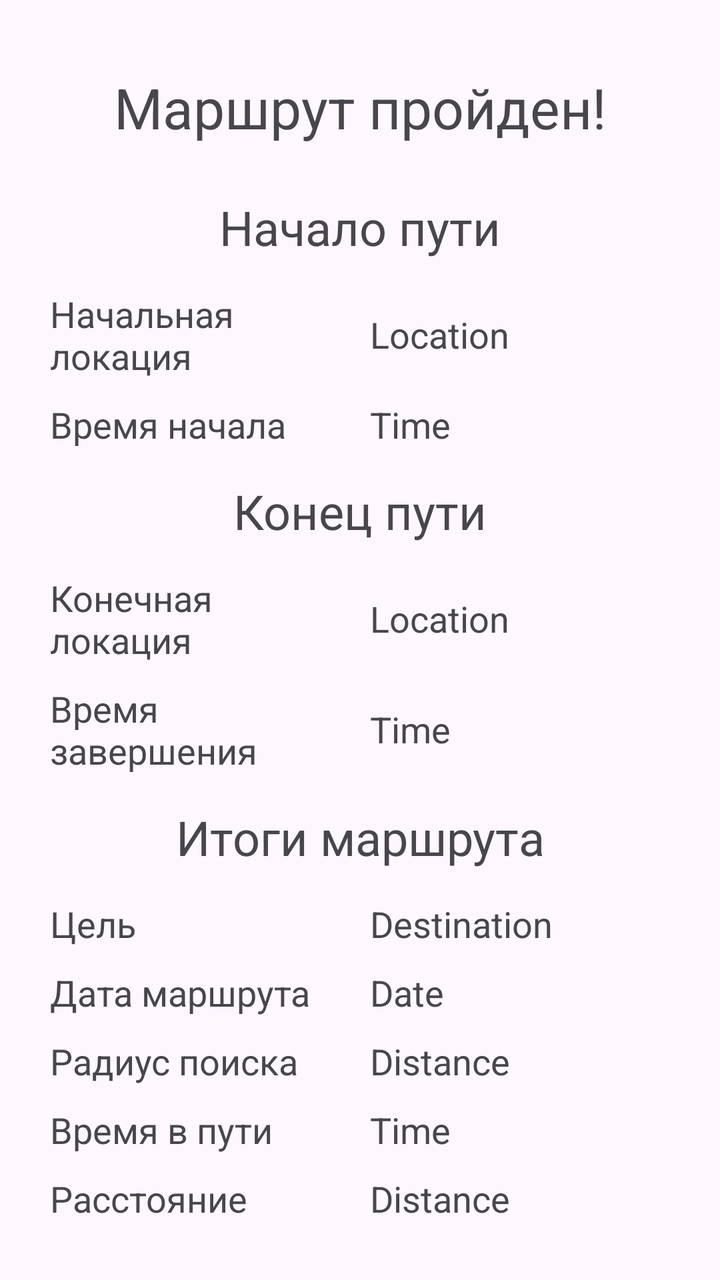
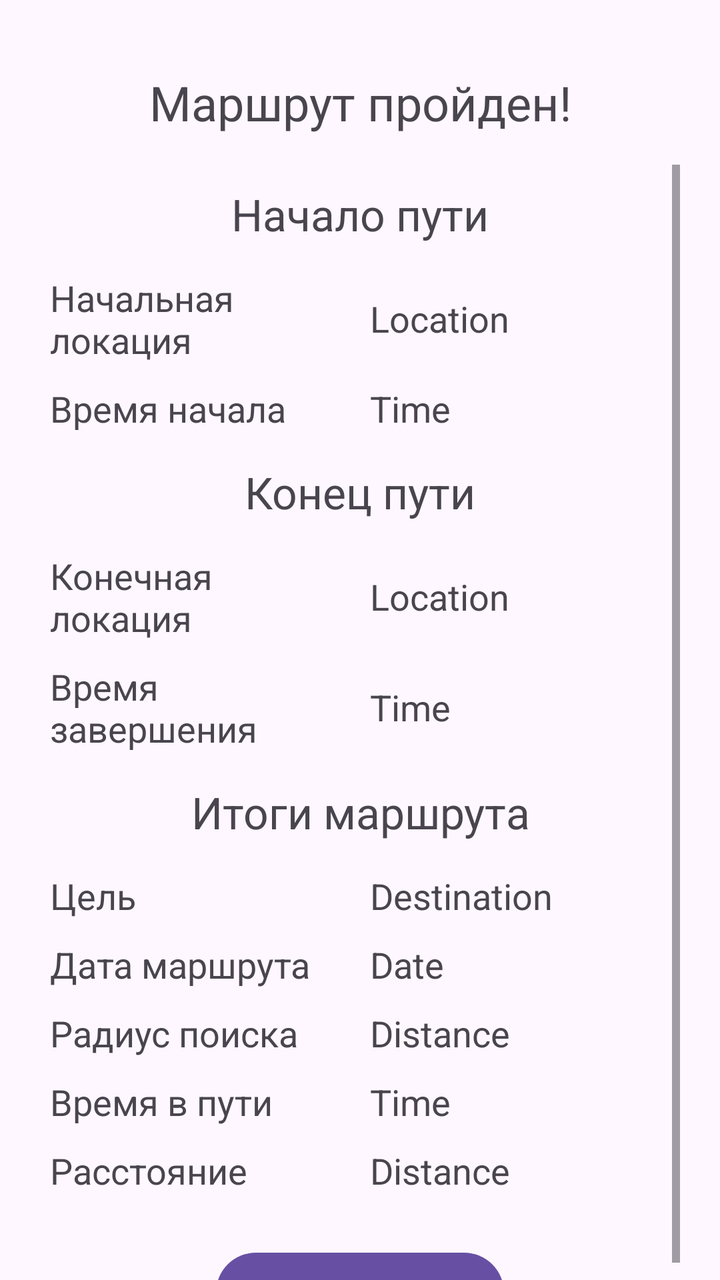

Two renders of the same Android screen: before a commit and after it. Below are the layout's source before the change and the commit's diff.
<!-- AndroidManifest.xml: application theme Base.Theme.TestMapKit -->
<!-- res/layout/fragment_finish.xml -->
<?xml version="1.0" encoding="utf-8"?>
<androidx.constraintlayout.widget.ConstraintLayout xmlns:android="http://schemas.android.com/apk/res/android"
    xmlns:tools="http://schemas.android.com/tools"
    android:layout_width="match_parent"
    android:layout_height="match_parent"
    xmlns:app="http://schemas.android.com/apk/res-auto"
    tools:context=".fragments.location.FinishFragment">

    <LinearLayout
        android:id="@+id/ll_finish"
        android:layout_width="match_parent"
        android:layout_height="wrap_content"
        app:layout_constraintStart_toStartOf="parent"
        app:layout_constraintEnd_toEndOf="parent"
        app:layout_constraintTop_toTopOf="parent"
        android:orientation="vertical"
        android:layout_margin="20dp"
        >

        <TextView
            android:id="@+id/tv_finish_main"
            android:layout_width="match_parent"
            android:layout_height="wrap_content"
            android:text="Маршрут пройден!"
            android:gravity="center"
            android:layout_margin="15dp"
            android:textSize="@dimen/text_title_extra"/>

        <TextView
            android:layout_width="match_parent"
            android:layout_height="wrap_content"
            android:layout_margin="10dp"
            android:textSize="@dimen/text_title"
            android:text="Начало пути"
            android:gravity="center"/>

        <LinearLayout
            android:layout_width="match_parent"
            android:layout_height="wrap_content"
            android:orientation="horizontal">

            <TextView
                android:layout_width="@dimen/text_view_width_extra"
                android:layout_height="wrap_content"
                android:layout_margin="5dp"
                android:gravity="center_vertical"
                android:text="Начальная локация"
                android:textSize="@dimen/text_normal" />

            <TextView
                android:id="@+id/tv_finish_route_start_location"
                android:layout_width="match_parent"
                android:layout_height="wrap_content"
                android:layout_margin="5dp"
                android:layout_gravity="center"
                android:textSize="@dimen/text_normal"
                android:text="Location" />

        </LinearLayout>

        <LinearLayout
            android:layout_width="match_parent"
            android:layout_height="wrap_content"
            android:orientation="horizontal">

            <TextView
                android:layout_width="@dimen/text_view_width_extra"
                android:layout_height="wrap_content"
                android:layout_margin="5dp"
                android:textSize="@dimen/text_normal"
                android:text="Время начала"
                android:gravity="center_vertical"/>

            <TextView
                android:id="@+id/tv_finish_route_start_time"
                android:layout_width="match_parent"
                android:layout_height="wrap_content"
                android:layout_margin="5dp"
                android:layout_gravity="center"
                android:textSize="@dimen/text_normal"
                android:text="Time" />

        </LinearLayout>

        <TextView
            android:layout_width="match_parent"
            android:layout_height="wrap_content"
            android:layout_margin="10dp"
            android:textSize="@dimen/text_title"
            android:text="Конец пути"
            android:gravity="center"/>

        <LinearLayout
            android:layout_width="match_parent"
            android:layout_height="wrap_content"
            android:orientation="horizontal">

            <TextView
                android:layout_width="@dimen/text_view_width_extra"
                android:layout_height="wrap_content"
                android:layout_margin="5dp"
                android:textSize="@dimen/text_normal"
                android:text="Конечная локация"
                android:gravity="center_vertical"/>

            <TextView
                android:id="@+id/tv_finish_route_finish_location"
                android:layout_width="match_parent"
                android:layout_height="wrap_content"
                android:layout_margin="5dp"
                android:layout_gravity="center"
                android:textSize="@dimen/text_normal"
                android:text="Location" />

        </LinearLayout>

        <LinearLayout
            android:layout_width="match_parent"
            android:layout_height="wrap_content"
            android:orientation="horizontal">

            <TextView
                android:layout_width="@dimen/text_view_width_extra"
                android:layout_height="wrap_content"
                android:layout_margin="5dp"
                android:textSize="@dimen/text_normal"
                android:text="Время завершения"
                android:gravity="center_vertical"/>

            <TextView
                android:id="@+id/tv_finish_route_finish_time"
                android:layout_width="match_parent"
                android:layout_height="wrap_content"
                android:layout_margin="5dp"
                android:layout_gravity="center"
                android:textSize="@dimen/text_normal"
                android:text="Time" />

        </LinearLayout>


        <TextView
            android:layout_width="match_parent"
            android:layout_height="wrap_content"
            android:layout_margin="10dp"
            android:textSize="@dimen/text_title"
            android:text="Итоги маршрута"
            android:gravity="center"/>

        <LinearLayout
            android:layout_width="match_parent"
            android:layout_height="wrap_content"
            android:orientation="horizontal">

            <TextView
                android:layout_width="@dimen/text_view_width_extra"
                android:layout_height="wrap_content"
                android:layout_margin="5dp"
                android:textSize="@dimen/text_normal"
                android:text="Цель"
                android:gravity="center_vertical"/>

            <TextView
                android:id="@+id/tv_finish_route_destination"
                android:layout_width="match_parent"
                android:layout_height="wrap_content"
                android:layout_margin="5dp"
                android:layout_gravity="center"
                android:textSize="@dimen/text_normal"
                android:text="Destination" />
        </LinearLayout>

        <LinearLayout
            android:layout_width="match_parent"
            android:layout_height="wrap_content"
            android:orientation="horizontal">

            <TextView
                android:layout_width="@dimen/text_view_width_extra"
                android:layout_height="wrap_content"
                android:layout_margin="5dp"
                android:textSize="@dimen/text_normal"
                android:text="Дата маршрута"
                android:gravity="center_vertical"/>

            <TextView
                android:id="@+id/tv_finish_route_date"
                android:layout_width="match_parent"
                android:layout_height="wrap_content"
                android:layout_margin="5dp"
                android:layout_gravity="center"
                android:textSize="@dimen/text_normal"
                android:text="Date" />

        </LinearLayout>

        <LinearLayout
            android:layout_width="match_parent"
            android:layout_height="wrap_content"
            android:orientation="horizontal">

            <TextView
                android:layout_width="@dimen/text_view_width_extra"
                android:layout_height="wrap_content"
                android:layout_margin="5dp"
                android:textSize="@dimen/text_normal"
                android:text="Радиус поиска"
                android:gravity="center_vertical"/>

            <TextView
                android:id="@+id/tv_finish_route_radius"
                android:layout_width="match_parent"
                android:layout_height="wrap_content"
                android:layout_margin="5dp"
                android:layout_gravity="center"
                android:textSize="@dimen/text_normal"
                android:text="Distance" />

        </LinearLayout>

        <LinearLayout
            android:layout_width="match_parent"
            android:layout_height="wrap_content"
            android:orientation="horizontal">

            <TextView
                android:layout_width="@dimen/text_view_width_extra"
                android:layout_height="wrap_content"
                android:layout_margin="5dp"
                android:textSize="@dimen/text_normal"
                android:text="Время в пути"
                android:gravity="center_vertical"/>

            <TextView
                android:id="@+id/tv_finish_route_time"
                android:layout_width="match_parent"
                android:layout_height="wrap_content"
                android:layout_margin="5dp"
                android:layout_gravity="center"
                android:textSize="@dimen/text_normal"
                android:text="Time" />

        </LinearLayout>


        <LinearLayout
            android:layout_width="match_parent"
            android:layout_height="wrap_content"
            android:orientation="horizontal">

            <TextView
                android:layout_width="@dimen/text_view_width_extra"
                android:layout_height="wrap_content"
                android:layout_margin="5dp"
                android:textSize="@dimen/text_normal"
                android:text="Расстояние"
                android:gravity="center_vertical"/>

            <TextView
                android:id="@+id/tv_finish_route_distance"
                android:layout_width="match_parent"
                android:layout_height="wrap_content"
                android:layout_margin="5dp"
                android:layout_gravity="center"
                android:textSize="@dimen/text_normal"
                android:text="Distance" />

        </LinearLayout>
    </LinearLayout>

    <Button
        android:id="@+id/btn_finish"
        android:layout_width="wrap_content"
        android:layout_height="wrap_content"
        android:layout_margin="20dp"
        android:text="Завершить"
        android:textSize="@dimen/text_normal"
        app:layout_constraintStart_toStartOf="parent"
        app:layout_constraintEnd_toEndOf="parent"
        app:layout_constraintTop_toBottomOf="@id/ll_finish"/>

    <ProgressBar
        android:id="@+id/pb_finish"
        android:layout_width="wrap_content"
        android:layout_height="wrap_content"
        android:layout_gravity="center"
        android:visibility="gone"
        app:layout_constraintBottom_toBottomOf="parent"
        app:layout_constraintEnd_toEndOf="parent"
        app:layout_constraintStart_toStartOf="parent"
        app:layout_constraintTop_toTopOf="parent" />


</androidx.constraintlayout.widget.ConstraintLayout>
<!-- resources referenced by this layout -->
<resources>
  <dimen name="text_normal">18sp</dimen>
  <dimen name="text_title">24sp</dimen>
  <dimen name="text_title_extra">28sp</dimen>
  <dimen name="text_view_width_extra">150dp</dimen>
  <style name="Base.Theme.TestMapKit" parent="Theme.Material3.DayNight.NoActionBar">
  
      </style>
</resources>

<!-- the commit's change to res/layout/fragment_finish.xml (unified diff, before → after) -->
@@ -26,258 +26,270 @@
             android:layout_margin="15dp"
             android:textSize="@dimen/text_title_extra"/>
 
-        <TextView
+        <ScrollView
             android:layout_width="match_parent"
-            android:layout_height="wrap_content"
-            android:layout_margin="10dp"
-            android:textSize="@dimen/text_title"
-            android:text="Начало пути"
-            android:gravity="center"/>
-
-        <LinearLayout
-            android:layout_width="match_parent"
-            android:layout_height="wrap_content"
-            android:orientation="horizontal">
-
-            <TextView
-                android:layout_width="@dimen/text_view_width_extra"
-                android:layout_height="wrap_content"
-                android:layout_margin="5dp"
-                android:gravity="center_vertical"
-                android:text="Начальная локация"
-                android:textSize="@dimen/text_normal" />
-
-            <TextView
-                android:id="@+id/tv_finish_route_start_location"
+            android:layout_height="wrap_content">
+            <LinearLayout
                 android:layout_width="match_parent"
                 android:layout_height="wrap_content"
-                android:layout_margin="5dp"
-                android:layout_gravity="center"
-                android:textSize="@dimen/text_normal"
-                android:text="Location" />
-
-        </LinearLayout>
-
-        <LinearLayout
-            android:layout_width="match_parent"
-            android:layout_height="wrap_content"
-            android:orientation="horizontal">
-
-            <TextView
-                android:layout_width="@dimen/text_view_width_extra"
-                android:layout_height="wrap_content"
-                android:layout_margin="5dp"
-                android:textSize="@dimen/text_normal"
-                android:text="Время начала"
-                android:gravity="center_vertical"/>
-
-            <TextView
-                android:id="@+id/tv_finish_route_start_time"
-                android:layout_width="match_parent"
-                android:layout_height="wrap_content"
-                android:layout_margin="5dp"
-                android:layout_gravity="center"
-                android:textSize="@dimen/text_normal"
-                android:text="Time" />
-
-        </LinearLayout>
-
-        <TextView
-            android:layout_width="match_parent"
-            android:layout_height="wrap_content"
-            android:layout_margin="10dp"
-            android:textSize="@dimen/text_title"
-            android:text="Конец пути"
-            android:gravity="center"/>
-
-        <LinearLayout
-            android:layout_width="match_parent"
-            android:layout_height="wrap_content"
-            android:orientation="horizontal">
-
-            <TextView
-                android:layout_width="@dimen/text_view_width_extra"
-                android:layout_height="wrap_content"
-                android:layout_margin="5dp"
-                android:textSize="@dimen/text_normal"
-                android:text="Конечная локация"
-                android:gravity="center_vertical"/>
-
-            <TextView
-                android:id="@+id/tv_finish_route_finish_location"
-                android:layout_width="match_parent"
-                android:layout_height="wrap_content"
-                android:layout_margin="5dp"
-                android:layout_gravity="center"
-                android:textSize="@dimen/text_normal"
-                android:text="Location" />
-
-        </LinearLayout>
-
-        <LinearLayout
-            android:layout_width="match_parent"
-            android:layout_height="wrap_content"
-            android:orientation="horizontal">
-
-            <TextView
-                android:layout_width="@dimen/text_view_width_extra"
-                android:layout_height="wrap_content"
-                android:layout_margin="5dp"
-                android:textSize="@dimen/text_normal"
-                android:text="Время завершения"
-                android:gravity="center_vertical"/>
-
-            <TextView
-                android:id="@+id/tv_finish_route_finish_time"
-                android:layout_width="match_parent"
-                android:layout_height="wrap_content"
-                android:layout_margin="5dp"
-                android:layout_gravity="center"
-                android:textSize="@dimen/text_normal"
-                android:text="Time" />
-
-        </LinearLayout>
-
-
-        <TextView
-            android:layout_width="match_parent"
-            android:layout_height="wrap_content"
-            android:layout_margin="10dp"
-            android:textSize="@dimen/text_title"
-            android:text="Итоги маршрута"
-            android:gravity="center"/>
-
-        <LinearLayout
-            android:layout_width="match_parent"
-            android:layout_height="wrap_content"
-            android:orientation="horizontal">
-
-            <TextView
-                android:layout_width="@dimen/text_view_width_extra"
-                android:layout_height="wrap_content"
-                android:layout_margin="5dp"
-                android:textSize="@dimen/text_normal"
-                android:text="Цель"
-                android:gravity="center_vertical"/>
-
-            <TextView
-                android:id="@+id/tv_finish_route_destination"
-                android:layout_width="match_parent"
-                android:layout_height="wrap_content"
-                android:layout_margin="5dp"
-                android:layout_gravity="center"
-                android:textSize="@dimen/text_normal"
-                android:text="Destination" />
-        </LinearLayout>
-
-        <LinearLayout
-            android:layout_width="match_parent"
-            android:layout_height="wrap_content"
-            android:orientation="horizontal">
-
-            <TextView
-                android:layout_width="@dimen/text_view_width_extra"
-                android:layout_height="wrap_content"
-                android:layout_margin="5dp"
-                android:textSize="@dimen/text_normal"
-                android:text="Дата маршрута"
-                android:gravity="center_vertical"/>
-
-            <TextView
-                android:id="@+id/tv_finish_route_date"
-                android:layout_width="match_parent"
-                android:layout_height="wrap_content"
-                android:layout_margin="5dp"
-                android:layout_gravity="center"
-                android:textSize="@dimen/text_normal"
-                android:text="Date" />
-
-        </LinearLayout>
-
-        <LinearLayout
-            android:layout_width="match_parent"
-            android:layout_height="wrap_content"
-            android:orientation="horizontal">
-
-            <TextView
-                android:layout_width="@dimen/text_view_width_extra"
-                android:layout_height="wrap_content"
-                android:layout_margin="5dp"
-                android:textSize="@dimen/text_normal"
-                android:text="Радиус поиска"
-                android:gravity="center_vertical"/>
-
-            <TextView
-                android:id="@+id/tv_finish_route_radius"
-                android:layout_width="match_parent"
-                android:layout_height="wrap_content"
-                android:layout_margin="5dp"
-                android:layout_gravity="center"
-                android:textSize="@dimen/text_normal"
-                android:text="Distance" />
-
-        </LinearLayout>
-
-        <LinearLayout
-            android:layout_width="match_parent"
-            android:layout_height="wrap_content"
-            android:orientation="horizontal">
-
-            <TextView
-                android:layout_width="@dimen/text_view_width_extra"
-                android:layout_height="wrap_content"
-                android:layout_margin="5dp"
-                android:textSize="@dimen/text_normal"
-                android:text="Время в пути"
-                android:gravity="center_vertical"/>
-
-            <TextView
-                android:id="@+id/tv_finish_route_time"
-                android:layout_width="match_parent"
-                android:layout_height="wrap_content"
-                android:layout_margin="5dp"
-                android:layout_gravity="center"
-                android:textSize="@dimen/text_normal"
-                android:text="Time" />
-
-        </LinearLayout>
-
-
-        <LinearLayout
-            android:layout_width="match_parent"
-            android:layout_height="wrap_content"
-            android:orientation="horizontal">
-
-            <TextView
-                android:layout_width="@dimen/text_view_width_extra"
-                android:layout_height="wrap_content"
-                android:layout_margin="5dp"
-                android:textSize="@dimen/text_normal"
-                android:text="Расстояние"
-                android:gravity="center_vertical"/>
-
-            <TextView
-                android:id="@+id/tv_finish_route_distance"
-                android:layout_width="match_parent"
-                android:layout_height="wrap_content"
-                android:layout_margin="5dp"
-                android:layout_gravity="center"
-                android:textSize="@dimen/text_normal"
-                android:text="Distance" />
-
-        </LinearLayout>
+                android:orientation="vertical"
+                android:gravity="center">
+                <TextView
+                    android:layout_width="match_parent"
+                    android:layout_height="wrap_content"
+                    android:layout_margin="10dp"
+                    android:textSize="@dimen/text_title"
+                    android:text="Начало пути"
+                    android:gravity="center"/>
+
+                <LinearLayout
+                    android:layout_width="match_parent"
+                    android:layout_height="wrap_content"
+                    android:orientation="horizontal">
+
+                    <TextView
+                        android:layout_width="@dimen/text_view_width_extra"
+                        android:layout_height="wrap_content"
+                        android:layout_margin="5dp"
+                        android:gravity="center_vertical"
+                        android:text="Начальная локация"
+                        android:textSize="@dimen/text_normal" />
+
+                    <TextView
+                        android:id="@+id/tv_finish_route_start_location"
+                        android:layout_width="match_parent"
+                        android:layout_height="wrap_content"
+                        android:layout_margin="5dp"
+                        android:layout_gravity="center"
+                        android:textSize="@dimen/text_normal"
+                        android:text="Location" />
+
+                </LinearLayout>
+
+                <LinearLayout
+                    android:layout_width="match_parent"
+                    android:layout_height="wrap_content"
+                    android:orientation="horizontal">
+
+                    <TextView
+                        android:layout_width="@dimen/text_view_width_extra"
+                        android:layout_height="wrap_content"
+                        android:layout_margin="5dp"
+                        android:textSize="@dimen/text_normal"
+                        android:text="Время начала"
+                        android:gravity="center_vertical"/>
+
+                    <TextView
+                        android:id="@+id/tv_finish_route_start_time"
+                        android:layout_width="match_parent"
+                        android:layout_height="wrap_content"
+                        android:layout_margin="5dp"
+                        android:layout_gravity="center"
+                        android:textSize="@dimen/text_normal"
+                        android:text="Time" />
+
+                </LinearLayout>
+
+                <TextView
+                    android:layout_width="match_parent"
+                    android:layout_height="wrap_content"
+                    android:layout_margin="10dp"
+                    android:textSize="@dimen/text_title"
+                    android:text="Конец пути"
+                    android:gravity="center"/>
+
+                <LinearLayout
+                    android:layout_width="match_parent"
+                    android:layout_height="wrap_content"
+                    android:orientation="horizontal">
+
+                    <TextView
+                        android:layout_width="@dimen/text_view_width_extra"
+                        android:layout_height="wrap_content"
+                        android:layout_margin="5dp"
+                        android:textSize="@dimen/text_normal"
+                        android:text="Конечная локация"
+                        android:gravity="center_vertical"/>
+
+                    <TextView
+                        android:id="@+id/tv_finish_route_finish_location"
+                        android:layout_width="match_parent"
+                        android:layout_height="wrap_content"
+                        android:layout_margin="5dp"
+                        android:layout_gravity="center"
+                        android:textSize="@dimen/text_normal"
+                        android:text="Location" />
+
+                </LinearLayout>
+
+                <LinearLayout
+                    android:layout_width="match_parent"
+                    android:layout_height="wrap_content"
+                    android:orientation="horizontal">
+
+                    <TextView
+                        android:layout_width="@dimen/text_view_width_extra"
+                        android:layout_height="wrap_content"
+                        android:layout_margin="5dp"
+                        android:textSize="@dimen/text_normal"
+                        android:text="Время завершения"
+                        android:gravity="center_vertical"/>
+
+                    <TextView
+                        android:id="@+id/tv_finish_route_finish_time"
+                        android:layout_width="match_parent"
+                        android:layout_height="wrap_content"
+                        android:layout_margin="5dp"
+                        android:layout_gravity="center"
+                        android:textSize="@dimen/text_normal"
+                        android:text="Time" />
+
+                </LinearLayout>
+
+
+                <TextView
+                    android:layout_width="match_parent"
+                    android:layout_height="wrap_content"
+                    android:layout_margin="10dp"
+                    android:textSize="@dimen/text_title"
+                    android:text="Итоги маршрута"
+                    android:gravity="center"/>
+
+                <LinearLayout
+                    android:layout_width="match_parent"
+                    android:layout_height="wrap_content"
+                    android:orientation="horizontal">
+
+                    <TextView
+                        android:layout_width="@dimen/text_view_width_extra"
+                        android:layout_height="wrap_content"
+                        android:layout_margin="5dp"
+                        android:textSize="@dimen/text_normal"
+                        android:text="Цель"
+                        android:gravity="center_vertical"/>
+
+                    <TextView
+                        android:id="@+id/tv_finish_route_destination"
+                        android:layout_width="match_parent"
+                        android:layout_height="wrap_content"
+                        android:layout_margin="5dp"
+                        android:layout_gravity="center"
+                        android:textSize="@dimen/text_normal"
+                        android:text="Destination" />
+                </LinearLayout>
+
+                <LinearLayout
+                    android:layout_width="match_parent"
+                    android:layout_height="wrap_content"
+                    android:orientation="horizontal">
+
+                    <TextView
+                        android:layout_width="@dimen/text_view_width_extra"
+                        android:layout_height="wrap_content"
+                        android:layout_margin="5dp"
+                        android:textSize="@dimen/text_normal"
+                        android:text="Дата маршрута"
+                        android:gravity="center_vertical"/>
+
+                    <TextView
+                        android:id="@+id/tv_finish_route_date"
+                        android:layout_width="match_parent"
+                        android:layout_height="wrap_content"
+                        android:layout_margin="5dp"
+                        android:layout_gravity="center"
+                        android:textSize="@dimen/text_normal"
+                        android:text="Date" />
+
+                </LinearLayout>
+
+                <LinearLayout
+                    android:layout_width="match_parent"
+                    android:layout_height="wrap_content"
+                    android:orientation="horizontal">
+
+                    <TextView
+                        android:layout_width="@dimen/text_view_width_extra"
+                        android:layout_height="wrap_content"
+                        android:layout_margin="5dp"
+                        android:textSize="@dimen/text_normal"
+                        android:text="Радиус поиска"
+                        android:gravity="center_vertical"/>
+
+                    <TextView
+                        android:id="@+id/tv_finish_route_radius"
+                        android:layout_width="match_parent"
+                        android:layout_height="wrap_content"
+                        android:layout_margin="5dp"
+                        android:layout_gravity="center"
+                        android:textSize="@dimen/text_normal"
+                        android:text="Distance" />
+
+                </LinearLayout>
+
+                <LinearLayout
+                    android:layout_width="match_parent"
+                    android:layout_height="wrap_content"
+                    android:orientation="horizontal">
+
+                    <TextView
+                        android:layout_width="@dimen/text_view_width_extra"
+                        android:layout_height="wrap_content"
+                        android:layout_margin="5dp"
+                        android:textSize="@dimen/text_normal"
+                        android:text="Время в пути"
+                        android:gravity="center_vertical"/>
+
+                    <TextView
+                        android:id="@+id/tv_finish_route_time"
+                        android:layout_width="match_parent"
+                        android:layout_height="wrap_content"
+                        android:layout_margin="5dp"
+                        android:layout_gravity="center"
+                        android:textSize="@dimen/text_normal"
+                        android:text="Time" />
+
+                </LinearLayout>
+
+
+                <LinearLayout
+                    android:layout_width="match_parent"
+                    android:layout_height="wrap_content"
+                    android:orientation="horizontal">
+
+                    <TextView
+                        android:layout_width="@dimen/text_view_width_extra"
+                        android:layout_height="wrap_content"
+                        android:layout_margin="5dp"
+                        android:textSize="@dimen/text_normal"
+                        android:text="Расстояние"
+                        android:gravity="center_vertical"/>
+
+                    <TextView
+                        android:id="@+id/tv_finish_route_distance"
+                        android:layout_width="match_parent"
+                        android:layout_height="wrap_content"
+                        android:layout_margin="5dp"
+                        android:layout_gravity="center"
+                        android:textSize="@dimen/text_normal"
+                        android:text="Distance" />
+
+                </LinearLayout>
+
+                <Button
+                    android:id="@+id/btn_finish"
+                    android:layout_width="wrap_content"
+                    android:layout_height="wrap_content"
+                    android:layout_margin="20dp"
+                    android:text="Завершить"
+                    android:textSize="@dimen/text_normal"
+                    app:layout_constraintStart_toStartOf="parent"
+                    app:layout_constraintEnd_toEndOf="parent"
+                    app:layout_constraintTop_toBottomOf="@id/ll_finish"/>
+            </LinearLayout>
+        </ScrollView>
     </LinearLayout>
 
-    <Button
-        android:id="@+id/btn_finish"
-        android:layout_width="wrap_content"
-        android:layout_height="wrap_content"
-        android:layout_margin="20dp"
-        android:text="Завершить"
-        android:textSize="@dimen/text_normal"
-        app:layout_constraintStart_toStartOf="parent"
-        app:layout_constraintEnd_toEndOf="parent"
-        app:layout_constraintTop_toBottomOf="@id/ll_finish"/>
+
 
     <ProgressBar
         android:id="@+id/pb_finish"
<!-- resource entries referenced after the edit -->
@@ -1,8 +1,8 @@
 <!-- resources referenced by this layout -->
 <resources>
   <dimen name="text_normal">18sp</dimen>
-  <dimen name="text_title">24sp</dimen>
-  <dimen name="text_title_extra">28sp</dimen>
+  <dimen name="text_title">22sp</dimen>
+  <dimen name="text_title_extra">24sp</dimen>
   <dimen name="text_view_width_extra">150dp</dimen>
   <style name="Base.Theme.TestMapKit" parent="Theme.Material3.DayNight.NoActionBar">
   
